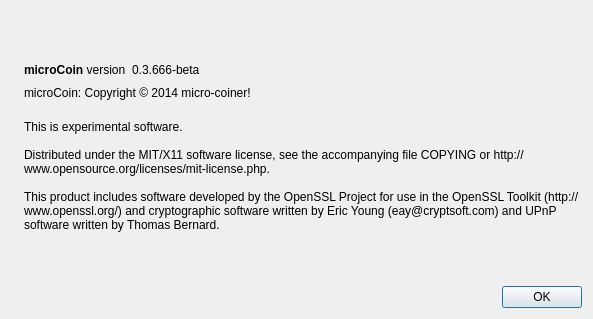
Qt form src/qt/forms/aboutdialog.ui (CaptEmulation/microcoin) before a commit.
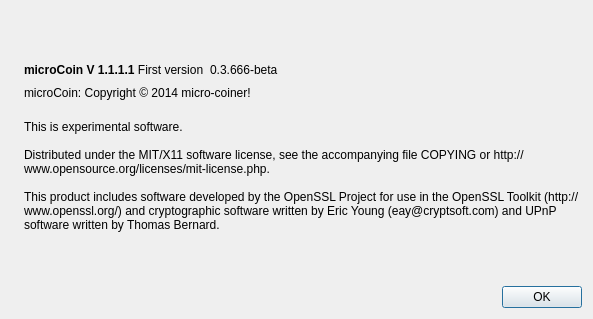
The same form after that commit. Icons and pictures are not drawn.

```diff
--- a/src/qt/forms/aboutdialog.ui
+++ b/src/qt/forms/aboutdialog.ui
@@ -50,7 +50,7 @@
           <cursorShape>IBeamCursor</cursorShape>
          </property>
          <property name="text">
-          <string>&lt;b&gt;microCoin&lt;/b&gt; version</string>
+          <string>&lt;b&gt;microCoin V 1.1.1.1&lt;/b&gt; First version</string>
          </property>
          <property name="textInteractionFlags">
           <set>Qt::LinksAccessibleByMouse|Qt::TextSelectableByKeyboard|Qt::TextSelectableByMouse</set>
```
